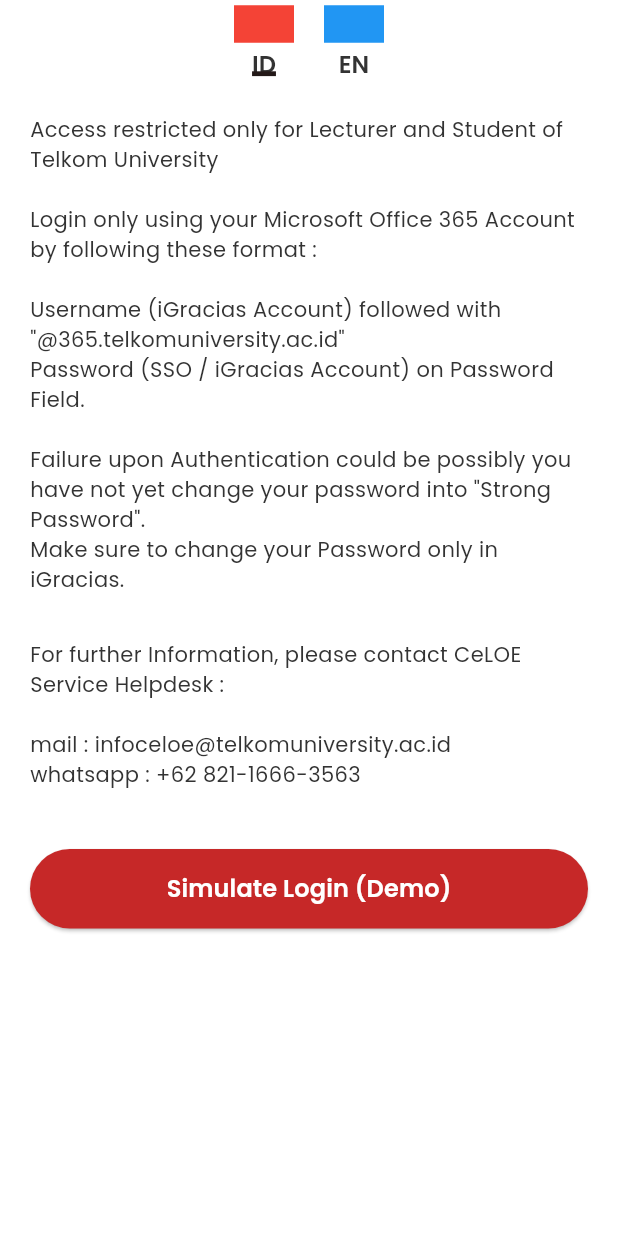
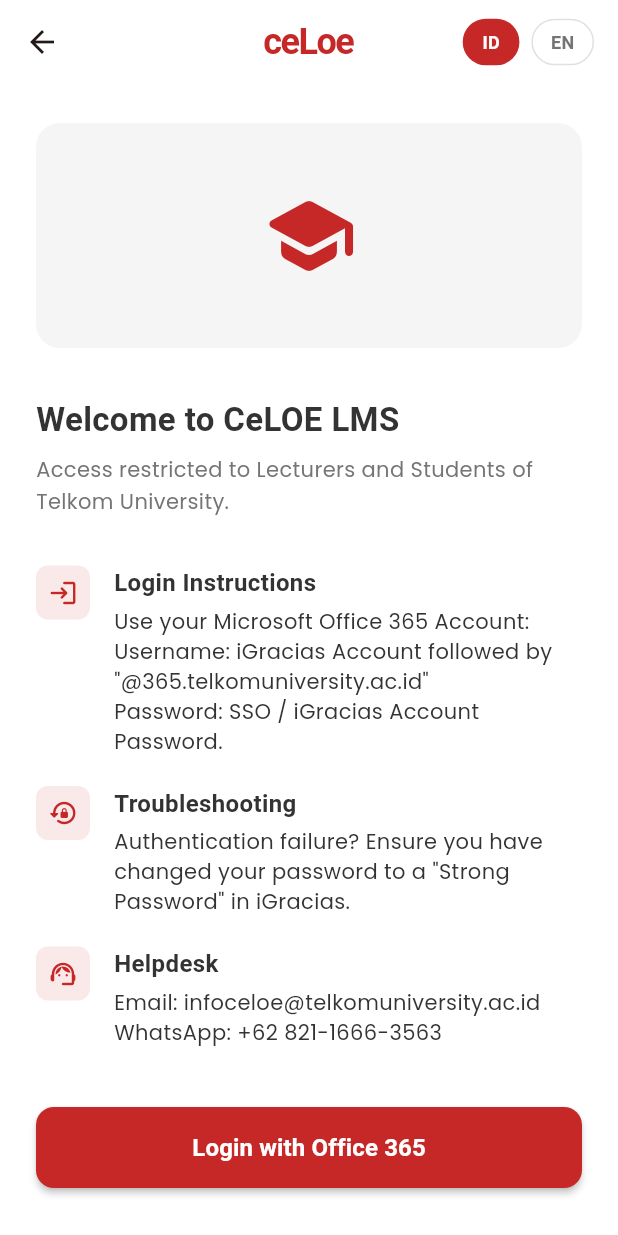
Before and after one commit to alfinfirdau/systemlarning, a Flutter app: the screen it shows after launch, on a phone screen of 412 x 824 dp. Run offline on Flutter 3.47's test engine with Material 3 defaults, Android fonts, the phone set to English and light mode, and no system bars; our stand-ins replace google_fonts.

Commit message:
pe,baruwam

```diff
--- a/lib/main.dart
+++ b/lib/main.dart
@@ -1,6 +1,7 @@
 import 'package:flutter/material.dart';
 import 'screens/login_info_screen.dart';
 import 'screens/main_entry.dart';
+import 'screens/splash_screen.dart';
 import 'core/app_colors.dart';
 
 void main() {
@@ -21,8 +22,9 @@
         // Use Material 3 true as per modern standard
         useMaterial3: true,
       ),
-      initialRoute: '/',
+      initialRoute: '/splash',
       routes: {
+        '/splash': (context) => const SplashScreen(),
         '/': (context) => const LoginInfoScreen(),
         '/home': (context) => const MainEntryScreen(),
       },
--- a/lib/screens/course_detail_screen.dart
+++ b/lib/screens/course_detail_screen.dart
@@ -64,9 +64,9 @@
              color: AppColors.lightGrey,
              child: TabBar(
               controller: _tabController,
-              labelColor: AppColors.textBlack,
+              labelColor: AppColors.primaryRed,
               unselectedLabelColor: AppColors.textGrey,
-              indicatorColor: AppColors.textBlack,
+              indicatorColor: AppColors.primaryRed,
               indicatorWeight: 3,
               tabs: const [
                 Tab(text: "Lampiran Materi"),
--- a/lib/screens/login_info_screen.dart
+++ b/lib/screens/login_info_screen.dart
@@ -13,69 +13,167 @@
         backgroundColor: Colors.white,
         elevation: 0,
         centerTitle: true,
-        title: Row(
-          mainAxisSize: MainAxisSize.min,
+        // Logo in AppBar or just Title? Let's use the Logo Text
+        title: const Text(
+          "ceLoe",
+          style: TextStyle(
+            color: AppColors.primaryRed,
+            fontSize: 24,
+            fontWeight: FontWeight.bold,
+            letterSpacing: -1,
+          ),
+        ),
+        actions: [
+          Row(
             children: [
               _LanguageButton(label: 'ID', isSelected: true),
-            const SizedBox(width: 20),
+              const SizedBox(width: 8),
               _LanguageButton(label: 'EN', isSelected: false),
+              const SizedBox(width: 16),
+            ],
+          )
+        ],
+      ),
+      body: SafeArea(
+        child: SingleChildScrollView(
+          padding: const EdgeInsets.symmetric(horizontal: 24.0, vertical: 16.0),
+          child: Column(
+            crossAxisAlignment: CrossAxisAlignment.start,
+            children: [
+              const SizedBox(height: 10),
+              // Hero Section / Illustration could go here
+              Center(
+                child: Container(
+                  height: 150,
+                  width: double.infinity,
+                  decoration: BoxDecoration(
+                    color: AppColors.lightGrey,
+                    borderRadius: BorderRadius.circular(16),
+                  ),
+                   child: const Icon(Icons.school_rounded, size: 64, color: AppColors.primaryRed),
+                ),
+              ),
+              const SizedBox(height: 32),
+
+              const Text(
+                "Welcome to CeLOE LMS",
+                style: TextStyle(
+                  fontSize: 22,
+                  fontWeight: FontWeight.bold,
+                  color: AppColors.textBlack,
+                ),
+              ),
+              const SizedBox(height: 8),
+              Text(
+                "Access restricted to Lecturers and Students of Telkom University.",
+                style: AppTextStyles.bodyText.copyWith(color: AppColors.textGrey, height: 1.5),
+              ),
+
+              const SizedBox(height: 32),
+
+              const _InfoSection(
+                title: "Login Instructions",
+                content: "Use your Microsoft Office 365 Account:\nUsername: iGracias Account followed by \"@365.telkomuniversity.ac.id\"\nPassword: SSO / iGracias Account Password.",
+                icon: Icons.login_rounded,
+              ),
+
+              const SizedBox(height: 20),
+
+              const _InfoSection(
+                title: "Troubleshooting",
+                content: "Authentication failure? Ensure you have changed your password to a \"Strong Password\" in iGracias.",
+                icon: Icons.lock_reset_rounded,
+              ),
+
+              const SizedBox(height: 20),
+
+              const _InfoSection(
+                title: "Helpdesk",
+                content: "Email: infoceloe@telkomuniversity.ac.id\nWhatsApp: +62 821-1666-3563",
+                icon: Icons.support_agent_rounded,
+              ),
+
+              const SizedBox(height: 40),
+
+              SizedBox(
+                width: double.infinity,
+                height: 54,
+                child: ElevatedButton(
+                  style: ElevatedButton.styleFrom(
+                    backgroundColor: AppColors.primaryRed,
+                    shape: RoundedRectangleBorder(
+                      borderRadius: BorderRadius.circular(12),
+                    ),
+                    elevation: 2,
+                  ),
+                  onPressed: () {
+                     Navigator.pushReplacementNamed(context, '/home');
+                  },
+                  child: const Text(
+                    "Login with Office 365",
+                    style: TextStyle(
+                      fontSize: 16,
+                      fontWeight: FontWeight.bold,
+                      color: Colors.white,
+                    ),
+                  ),
+                ),
+              ),
+              const SizedBox(height: 20),
             ],
           ),
         ),
-      body: SingleChildScrollView(
-        padding: const EdgeInsets.all(20.0),
+      ),
+    );
+  }
+}
+
+class _InfoSection extends StatelessWidget {
+  final String title;
+  final String content;
+  final IconData icon;
+
+  const _InfoSection({
+    required this.title,
+    required this.content,
+    required this.icon,
+  });
+
+  @override
+  Widget build(BuildContext context) {
+    return Row(
+      crossAxisAlignment: CrossAxisAlignment.start,
+      children: [
+        Container(
+          padding: const EdgeInsets.all(8),
+          decoration: BoxDecoration(
+            color: AppColors.primaryRed.withOpacity(0.1),
+            borderRadius: BorderRadius.circular(8),
+          ),
+          child: Icon(icon, color: AppColors.primaryRed, size: 20),
+        ),
+        const SizedBox(width: 16),
+        Expanded(
           child: Column(
             crossAxisAlignment: CrossAxisAlignment.start,
             children: [
               Text(
-              "Access restricted only for Lecturer and Student of Telkom University",
-              style: AppTextStyles.bodyText,
+                title,
+                style: const TextStyle(
+                  fontWeight: FontWeight.bold,
+                  fontSize: 16,
+                  color: AppColors.textBlack,
                 ),
-            const SizedBox(height: 20),
+              ),
+              const SizedBox(height: 4),
               Text(
-              "Login only using your Microsoft Office 365 Account by following these format :",
-              style: AppTextStyles.bodyText,
-            ),
-            const SizedBox(height: 20),
-            Text(
-              "Username (iGracias Account) followed with \"@365.telkomuniversity.ac.id\"\nPassword (SSO / iGracias Account) on Password Field.",
-              style: AppTextStyles.bodyText,
-            ),
-            const SizedBox(height: 20),
-            Text(
-              "Failure upon Authentication could be possibly you have not yet change your password into \"Strong Password\".\nMake sure to change your Password only in iGracias.",
-              style: AppTextStyles.bodyText,
-            ),
-            const SizedBox(height: 30),
-            Text(
-              "For further Information, please contact CeLOE Service Helpdesk :",
-              style: AppTextStyles.bodyText,
-            ),
-            const SizedBox(height: 20),
-            Text(
-              "mail : infoceloe@telkomuniversity.ac.id\nwhatsapp : +62 821-1666-3563",
-              style: AppTextStyles.bodyText,
-            ),
-            const SizedBox(height: 40),
-            // Placeholder for login inputs since the screenshot doesn't explicitly show them but implies them.
-            // However, the screenshot looks like a "Help" or "Info" overlay.
-            // I will add a button to navigate to the "Main App" for demo purposes.
-            SizedBox(
-              width: double.infinity,
-              child: ElevatedButton(
-                style: ElevatedButton.styleFrom(
-                  backgroundColor: AppColors.primaryRed,
-                  padding: const EdgeInsets.symmetric(vertical: 15),
-                ),
-                onPressed: () {
-                   Navigator.pushReplacementNamed(context, '/home');
-                },
-                child: Text("Simulate Login (Demo)", style: AppTextStyles.heading3.copyWith(color: Colors.white)),
-              ),
+                content,
+                style: AppTextStyles.bodyText.copyWith(fontSize: 14),
               ),
             ],
           ),
         ),
+      ],
     );
   }
 }
@@ -88,23 +186,26 @@
 
   @override
   Widget build(BuildContext context) {
-    return Column(
-      children: [
-        if (label == 'ID')
-           // Flag placeholder
-           Container(width: 40, height: 25, color: Colors.red), // Simple representation
-        if (label == 'EN')
-           // Flag placeholder
-           Container(width: 40, height: 25, color: Colors.blue), // Simple representation
-        const SizedBox(height: 4),
-        Text(
-          label,
-          style: AppTextStyles.heading3.copyWith(
-            decoration: isSelected ? TextDecoration.underline : TextDecoration.none,
-             decorationThickness: 4,
+    return GestureDetector(
+      onTap: () {}, // Handle language switch
+      child: Container(
+        padding: const EdgeInsets.symmetric(horizontal: 12, vertical: 6),
+        decoration: BoxDecoration(
+          color: isSelected ? AppColors.primaryRed : Colors.transparent,
+          borderRadius: BorderRadius.circular(20),
+          border: Border.all(
+            color: isSelected ? AppColors.primaryRed : Colors.grey.shade300,
           ),
         ),
-      ],
+        child: Text(
+          label,
+          style: TextStyle(
+            color: isSelected ? Colors.white : AppColors.textGrey,
+            fontWeight: FontWeight.bold,
+            fontSize: 12,
+          ),
+        ),
+      ),
     );
   }
 }
--- a/lib/screens/main_entry.dart
+++ b/lib/screens/main_entry.dart
@@ -1,6 +1,7 @@
 import 'package:flutter/material.dart';
 import '../core/app_colors.dart';
 import 'course_detail_screen.dart';
+import 'home_screen.dart';
 
 class MainEntryScreen extends StatefulWidget {
   const MainEntryScreen({super.key});
@@ -10,10 +11,10 @@
 }
 
 class _MainEntryScreenState extends State<MainEntryScreen> {
-  int _currentIndex = 1; // Default to "Kelas Saya" which shows Course Detail for demo
+  int _currentIndex = 0; // Default to Home
 
   final List<Widget> _pages = [
-    const Center(child: Text("Home Placeholder")), // Home
+    const HomeScreen(), // Home
     const CourseDetailScreen(), // Kelas Saya
     const Center(child: Text("Notifikasi Placeholder")), // Notifikasi
   ];
--- a/pubspec.yaml
+++ b/pubspec.yaml
@@ -65,6 +65,9 @@
   # For details regarding adding assets from package dependencies, see
   # https://flutter.dev/to/asset-from-package
 
+  assets:
+    - assets/images/
+
   # To add custom fonts to your application, add a fonts section here,
   # in this "flutter" section. Each entry in this list should have a
   # "family" key with the font family name, and a "fonts" key with a
```
Also changed, not shown: lib/screens/home_screen.dart (added, +237 -0 lines), lib/screens/splash_screen.dart (added, +65 -0 lines). Lines whose indentation alone changed are shown as unchanged.
